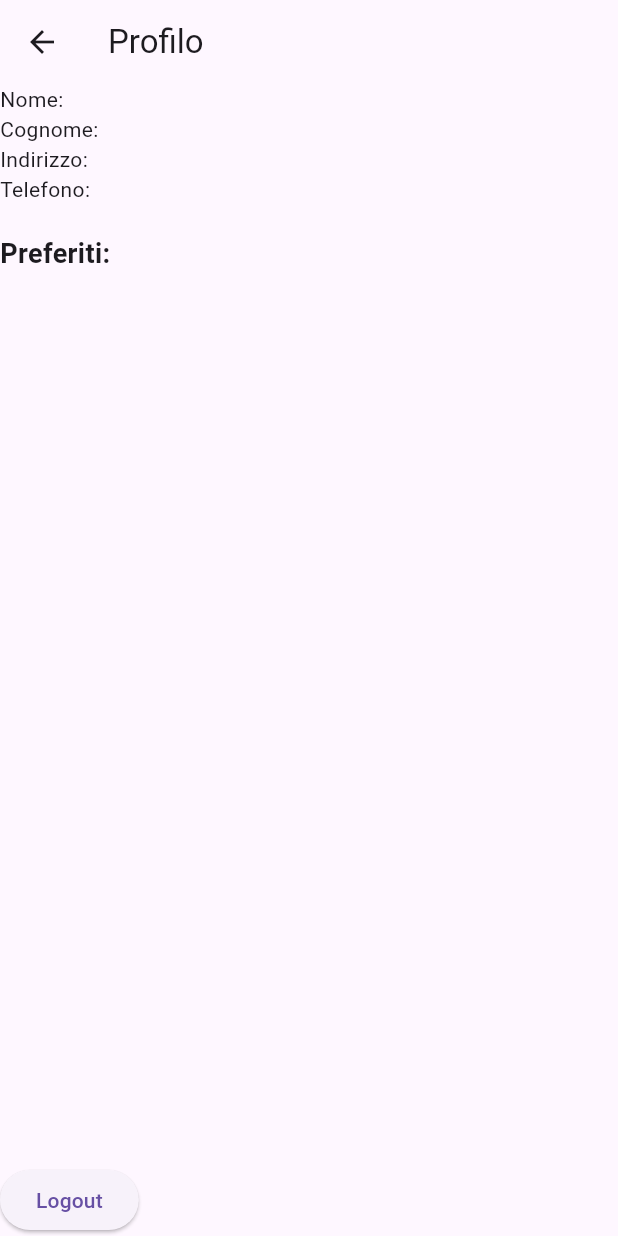
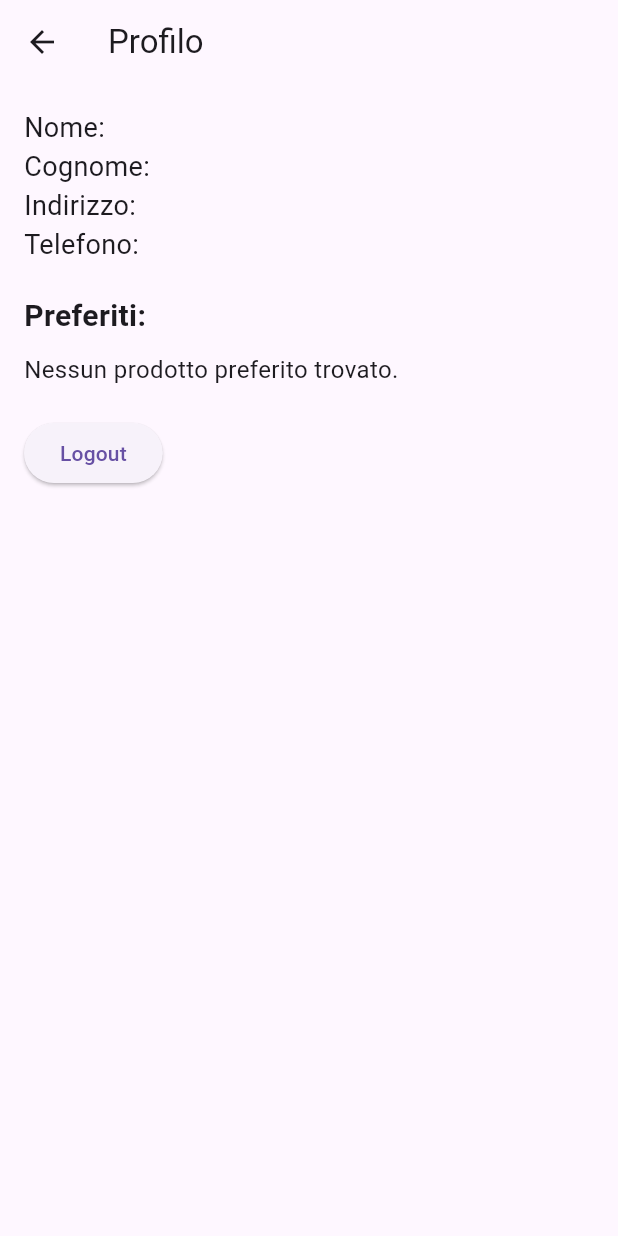
Before and after one commit to P1usc/shirt_avenue, a Flutter app: the ProfiloPage screen opened directly, on a phone screen of 412 x 824 dp. Run offline on Flutter 3.47's test engine with Material 3 defaults, Android fonts, the phone set to English and light mode, and no system bars; our stand-ins replace dio, shared_preferences; accounts and stored records are empty.

Commit message:
preferiti funzionante

```diff
--- a/lib/models/cliente.dart
+++ b/lib/models/cliente.dart
@@ -1,6 +1,5 @@
 import 'package:shirt_avenue/models/preferito.dart';
-import 'package:shirt_avenue/models/prodotto.dart';
-import 'package:shirt_avenue/models/carrello.dart'; // Ensure you have a Carrello model
+import 'package:shirt_avenue/models/carrello.dart'; // Assicurati di importare il modello Carrello
 
 class Cliente {
   final int id;
@@ -9,7 +8,7 @@ class Cliente {
   final String indirizzo;
   final String telefono;
   final List<Preferito>? preferiti;
-  final Carrello? carrello; // Make carrello nullable
+  final Carrello? carrello; // Aggiunto carrello qui
 
   Cliente({
     required this.id,
@@ -17,8 +16,8 @@ class Cliente {
     required this.cognome,
     required this.indirizzo,
     required this.telefono,
-    required this.preferiti,
-    this.carrello, // Allow this to be optional
+    this.preferiti,
+    this.carrello, // Imposta carrello come opzionale
   });
 
   factory Cliente.fromJson(Map<String, dynamic> json) {
@@ -41,7 +40,7 @@ class Cliente {
       indirizzo: json['indirizzo'],
       telefono: json['telefono'],
       preferiti: preferitiList,
-      carrello: carrello, // Set carrello if it exists
+      carrello: carrello, // Set carrello se esiste
     );
   }
 
@@ -53,7 +52,7 @@ class Cliente {
       'indirizzo': indirizzo,
       'telefono': telefono,
       'preferiti': preferiti?.map((e) => e.toJson()).toList(),
-      'carrello': carrello?.toJson(), // Use toJson if carrello is not null
+      'carrello': carrello?.toJson(), // Usa toJson se carrello non è null
     };
   }
 }
--- a/lib/models/prodotto.dart
+++ b/lib/models/prodotto.dart
@@ -17,7 +17,9 @@ class Prodotto {
     return Prodotto(
       id: json['id'],
       nome: json['nome'],
-      costo: json['costo'],
+      costo: (json['costo'] is int)
+          ? json['costo'].toDouble()
+          : json['costo'], // Assicurati che sia double
       categoria: json['categoria'],
       marca: json['marca'],
     );
--- a/lib/pages/profilo_page.dart
+++ b/lib/pages/profilo_page.dart
@@ -1,75 +1,82 @@
+// ignore_for_file: use_build_context_synchronously
+
 import 'package:flutter/material.dart';
 import 'package:provider/provider.dart';
 import 'package:shirt_avenue/providers/session_provider.dart';
 import 'package:shirt_avenue/screens/home_screen.dart';
+import 'package:shirt_avenue/models/prodotto.dart';
+import 'package:shirt_avenue/models/preferito.dart';
 
 class ProfiloPage extends StatelessWidget {
   const ProfiloPage({super.key});
 
   @override
   Widget build(BuildContext context) {
-    final account = Provider.of<SessionProvider>(context).account;
+    final cliente = Provider.of<SessionProvider>(context).cliente;
+    final preferiti = Provider.of<SessionProvider>(context).preferiti;
 
     return Scaffold(
       appBar: AppBar(title: const Text('Profilo')),
-      body: Column(
+      body: Padding(
+        padding: const EdgeInsets.all(16.0),
+        child: Column(
           crossAxisAlignment: CrossAxisAlignment.start,
           children: [
-          Text('Nome: ${account.cliente.nome}'),
-          Text('Cognome: ${account.cliente.cognome}'),
-          Text('Indirizzo: ${account.cliente.indirizzo}'),
-          Text('Telefono: ${account.cliente.telefono}'),
+            Text('Nome: ${cliente.nome}', style: TextStyle(fontSize: 18)),
+            Text('Cognome: ${cliente.cognome}', style: TextStyle(fontSize: 18)),
+            Text('Indirizzo: ${cliente.indirizzo}',
+                style: TextStyle(fontSize: 18)),
+            Text('Telefono: ${cliente.telefono}',
+                style: TextStyle(fontSize: 18)),
             const SizedBox(height: 20),
-          const Text('Preferiti:',
-              style: TextStyle(fontSize: 18, fontWeight: FontWeight.bold)),
+            Text('Preferiti:',
+                style: TextStyle(fontSize: 20, fontWeight: FontWeight.bold)),
             const SizedBox(height: 10),
-          Expanded(
+            preferiti.isNotEmpty
+                ? Expanded(
                     child: ListView.builder(
-              itemCount: account.cliente.preferiti?.length ?? 0,
+                      itemCount: preferiti.length,
                       itemBuilder: (context, index) {
-                final preferito = account.cliente.preferiti![index];
+                        Preferito preferito = preferiti[index];
                         return Column(
                           crossAxisAlignment: CrossAxisAlignment.start,
                           children: [
-                    Text('Preferito ${index + 1}:',
-                        style: TextStyle(fontWeight: FontWeight.bold)),
-                    ListView.builder(
-                      shrinkWrap: true,
-                      physics: const NeverScrollableScrollPhysics(),
-                      itemCount: preferito.prodotti.length,
-                      itemBuilder: (context, prodIndex) {
-                        final prodotto = preferito.prodotti[prodIndex];
+                            Text('Preferito ID: ${preferito.id}',
+                                style: TextStyle(fontSize: 16)),
+                            const SizedBox(height: 10),
+                            Column(
+                              children:
+                                  preferito.prodotti.map((Prodotto prodotto) {
                                 return ListTile(
                                   title: Text(prodotto.nome),
-                          subtitle: Text('Costo: \$${prodotto.costo}'),
+                                  subtitle: Text(
+                                      'Costo: €${prodotto.costo.toString()}'),
                                 );
-                      },
+                              }).toList(),
                             ),
+                            const Divider(),
                           ],
                         );
                       },
                     ),
-          ),
-          const SizedBox(height: 20),
-          if (account.cliente.carrello != null) ...[
-            const Text('Carrello:',
-                style: TextStyle(fontSize: 18, fontWeight: FontWeight.bold)),
-            // Display cart information here
-            Text(
-                'Totale: \$${account.cliente.carrello!.totale}'), // Use safe access
-          ],
+                  )
+                : const Text('Nessun prodotto preferito trovato.',
+                    style: TextStyle(fontSize: 16)),
             const SizedBox(height: 20),
             ElevatedButton(
               onPressed: () async {
                 await Provider.of<SessionProvider>(context, listen: false)
                     .logout();
-              Navigator.pushReplacement(context,
-                  MaterialPageRoute(builder: (context) => const HomeScreen()));
+                Navigator.pushReplacement(
+                    context,
+                    MaterialPageRoute(
+                        builder: (context) => const HomeScreen()));
               },
               child: const Text('Logout'),
             ),
           ],
         ),
+      ),
     );
   }
 }
--- a/lib/providers/session_provider.dart
+++ b/lib/providers/session_provider.dart
@@ -1,6 +1,7 @@
 import 'dart:convert';
 import 'package:flutter/material.dart';
 import 'package:shared_preferences/shared_preferences.dart';
+import 'package:shirt_avenue/models/preferito.dart';
 import 'package:shirt_avenue/pages/profilo_page.dart';
 import 'package:shirt_avenue/services/auth_service.dart';
 import 'package:shirt_avenue/models/account.dart';
@@ -11,11 +12,13 @@ class SessionProvider with ChangeNotifier {
   bool _isLoggedIn = false;
   late Account _account;
   final AuthService _authService = AuthService();
+  List<Preferito> _preferiti = []; // Aggiungi i preferiti qui
 
   String get username => _username;
   bool get isLoggedIn => _isLoggedIn;
   Account get account => _account;
   Cliente get cliente => _account.cliente;
+  List<Preferito> get preferiti => _preferiti; // Aggiungi questa riga
 
   Future<void> loadSession() async {
     SharedPreferences prefs = await SharedPreferences.getInstance();
@@ -53,6 +56,13 @@ class SessionProvider with ChangeNotifier {
 
         print('ID Account salvato: ${account.id}');
 
+        // Parsing dei preferiti
+        if (response.containsKey('preferiti') &&
+            response['preferiti'] != null) {
+          List<dynamic> preferitiJson = response['preferiti'];
+          _preferiti = preferitiJson.map((p) => Preferito.fromJson(p)).toList();
+        }
+
         _account = account;
         _isLoggedIn = true; // Aggiunto per impostare il login
 
@@ -83,6 +93,7 @@ class SessionProvider with ChangeNotifier {
     await prefs.remove('username');
     await prefs.setBool('isLoggedIn', false);
     await prefs.remove('account');
+    await prefs.remove('preferiti'); // Rimuovi i preferiti
     notifyListeners();
   }
 }
```
Also changed, not shown: lib/services/cliente_service.dart (+22 -9 lines), lib/services/prodotto_service.dart (added, +27 -0 lines). Lines whose indentation alone changed are shown as unchanged.
